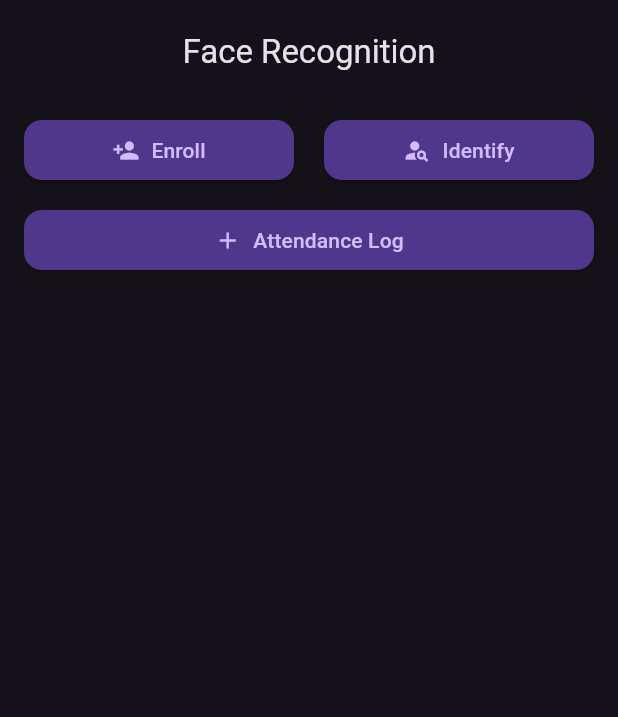
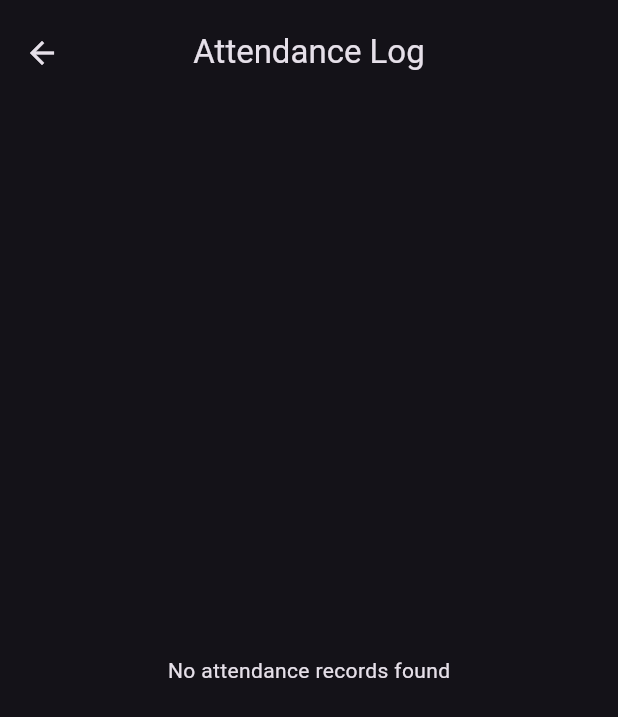
Before and after one commit to christ-e/faceApp, a Flutter app: the screen it shows after launch, after a tap on "Attendance Log", on a phone screen of 412 x 824 dp. Shown: the top 717 px of the screen. Run offline on Flutter 3.47's test engine with Material 3 defaults, Android fonts, the phone set to English and light mode, and no system bars; our stand-ins replace circular_countdown_timer, fluttertoast, get, image_picker, plugin_platform_interface, settings_ui and 2 more; missing offline and left inert: flutter_exif_rotation; accounts and stored records are empty.

Commit message:
Log screen adeed

```diff
--- /dev/null
+++ b/lib/app/modules/attendance_log/bindings/attendance_log_binding.dart
@@ -0,0 +1,12 @@
+import 'package:get/get.dart';
+
+import '../controllers/attendance_log_controller.dart';
+
+class AttendanceLogBinding extends Bindings {
+  @override
+  void dependencies() {
+    Get.lazyPut<AttendanceLogController>(
+      () => AttendanceLogController(),
+    );
+  }
+}
--- /dev/null
+++ b/lib/app/modules/attendance_log/controllers/attendance_log_controller.dart
@@ -0,0 +1,12 @@
+import 'package:facerecognition_flutter/app/data/local_db.dart';
+import 'package:get/get.dart';
+
+class AttendanceLogController extends GetxController {
+  LocalDb localDb = LocalDb();
+  RxList<Map<String, dynamic>> attendanceLog = <Map<String, dynamic>>[].obs;
+
+  Future<void> getAttendanceData() async {
+    List<Map<String, dynamic>> data = await localDb.getAttendanceLog();
+    attendanceLog.assignAll(data);
+  }
+}
--- /dev/null
+++ b/lib/app/modules/attendance_log/views/attendance_log_view.dart
@@ -0,0 +1,65 @@
+import 'package:flutter/material.dart';
+import 'package:get/get.dart';
+import '../controllers/attendance_log_controller.dart';
+
+class AttendanceLogView extends GetView<AttendanceLogController> {
+  const AttendanceLogView({super.key});
+
+  @override
+  Widget build(BuildContext context) {
+    controller.getAttendanceData();
+
+    return Scaffold(
+      appBar: AppBar(
+        automaticallyImplyLeading: true,
+        title: const Text('Attendance Log'),
+        toolbarHeight: 70,
+        centerTitle: true,
+      ),
+      body: Obx(() {
+        if (controller.attendanceLog.isEmpty) {
+          return const Center(child: Text("No attendance records found"));
+        }
+
+        return ListView.separated(
+          itemCount: controller.attendanceLog.length,
+          separatorBuilder: (context, index) => Column(
+            children: const [
+              SizedBox(height: 2.5),
+              Divider(),
+              SizedBox(height: 2.5),
+            ],
+          ),
+          itemBuilder: (context, index) {
+            var record = controller.attendanceLog[index];
+
+            return ListTile(
+              leading: CircleAvatar(
+                radius: 25,
+                backgroundImage: record['imageJpg'] != null
+                    ? MemoryImage(record['imageJpg'])
+                    : const AssetImage('assets/default_avatar.png')
+                        as ImageProvider,
+              ),
+              title: Text("Employee: ${record['employeeName']}"),
+              subtitle: Column(
+                crossAxisAlignment: CrossAxisAlignment.start,
+                children: [
+                  Text("Date: ${record['date']}"),
+                  Text("Time: ${record['time']}"),
+                ],
+              ),
+              trailing: Text(
+                record['punchStatus'],
+                style: TextStyle(
+                    color: record['punchStatus'] == "Punch-In"
+                        ? Colors.green
+                        : Colors.red),
+              ),
+            );
+          },
+        );
+      }),
+    );
+  }
+}
--- a/lib/app/modules/home/views/home_view.dart
+++ b/lib/app/modules/home/views/home_view.dart
@@ -1,3 +1,5 @@
+import 'package:facerecognition_flutter/app/modules/attendance_log/bindings/attendance_log_binding.dart';
+import 'package:facerecognition_flutter/app/modules/attendance_log/views/attendance_log_view.dart';
 import 'package:facerecognition_flutter/app/modules/face_recognition/bindings/face_recognition_binding.dart';
 import 'package:facerecognition_flutter/app/modules/face_recognition/views/face_recognition_view.dart';
 import 'package:flutter/material.dart';
@@ -60,28 +62,31 @@ class HomeView extends GetView<HomeController> {
                                 BorderRadius.all(Radius.circular(12.0)),
                           )),
                       onPressed: () {
-                        Get.to(() => FaceRecognitionView(),binding: FaceRecognitionBinding());
+                        Get.to(() => FaceRecognitionView(),
+                            binding: FaceRecognitionBinding());
                       }),
                 ),
               ],
             ),
             const SizedBox(height: 6),
-               const SizedBox(height: 6),
+            const SizedBox(height: 6),
             Row(
               children: [
                 Expanded(
                   child: ElevatedButton.icon(
                     label: const Text('Attendance Log'),
-                    icon: const Icon(Icons.add),
+                    icon: const Icon(Icons.list_alt),
                     style: ElevatedButton.styleFrom(
                       padding: const EdgeInsets.only(top: 10, bottom: 10),
-                      backgroundColor: Theme.of(context).colorScheme.primaryContainer,
+                      backgroundColor:
+                          Theme.of(context).colorScheme.primaryContainer,
                       shape: const RoundedRectangleBorder(
                         borderRadius: BorderRadius.all(Radius.circular(12.0)),
                       ),
                     ),
                     onPressed: () {
-
+                      Get.to(() => AttendanceLogView(),
+                          binding: AttendanceLogBinding());
                     },
                   ),
                 ),
--- a/lib/app/routes/app_pages.dart
+++ b/lib/app/routes/app_pages.dart
@@ -1,5 +1,7 @@
 import 'package:get/get.dart';
 
+import '../modules/attendance_log/bindings/attendance_log_binding.dart';
+import '../modules/attendance_log/views/attendance_log_view.dart';
 import '../modules/face_recognition/bindings/face_recognition_binding.dart';
 import '../modules/face_recognition/views/face_recognition_view.dart';
 import '../modules/home/bindings/home_binding.dart';
@@ -30,5 +32,10 @@ class AppPages {
       page: () => const FaceRecognitionView(),
       binding: FaceRecognitionBinding(),
     ),
+    GetPage(
+      name: _Paths.ATTENDANCE_LOG,
+      page: () => const AttendanceLogView(),
+      binding: AttendanceLogBinding(),
+    ),
   ];
 }
--- a/lib/app/routes/app_routes.dart
+++ b/lib/app/routes/app_routes.dart
@@ -6,6 +6,7 @@ abstract class Routes {
   static const HOME = _Paths.HOME;
   static const SETTINGS = _Paths.SETTINGS;
   static const FACE_RECOGNITION = _Paths.FACE_RECOGNITION;
+  static const ATTENDANCE_LOG = _Paths.ATTENDANCE_LOG;
 }
 
 abstract class _Paths {
@@ -13,4 +14,5 @@ abstract class _Paths {
   static const HOME = '/home';
   static const SETTINGS = '/settings';
   static const FACE_RECOGNITION = '/face-recognition';
+  static const ATTENDANCE_LOG = '/attendance-log';
 }
```
Also changed, not shown: lib/app/data/local_db.dart (added, +75 -0 lines), lib/app/modules/face_recognition/controllers/face_recognition_controller.dart (+34 -3 lines), lib/app/modules/face_recognition/views/face_recognition_view.dart (+77 -48 lines), pubspec.lock.
